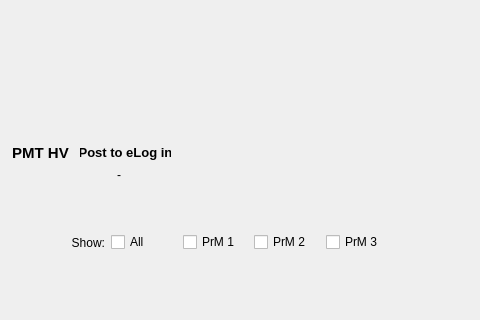
Above: sbndprmdaq/mainwindow.ui from marcodeltutto/SBNDPurityMonitorDAQ before the change; both pictures show x 0 to 480 and y 292 to 612 of the 1000 by 859 pixel window. Below: the same form after it.
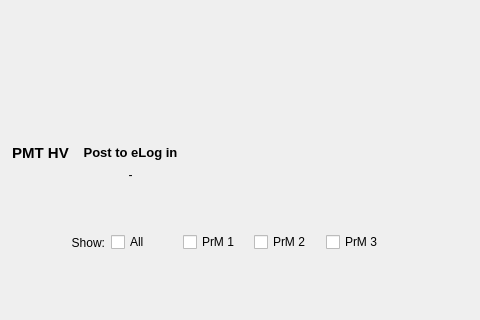
That is the form after the change. Icons and pictures are not drawn. Custom widgets are drawn as their Qt base class.

Commit message: Adjust label sixe

What changed in the file:
```diff
--- a/sbndprmdaq/mainwindow.ui
+++ b/sbndprmdaq/mainwindow.ui
@@ -192,7 +192,7 @@
      <rect>
       <x>80</x>
       <y>410</y>
-      <width>91</width>
+      <width>101</width>
       <height>31</height>
      </rect>
     </property>
@@ -214,7 +214,7 @@
      <rect>
       <x>90</x>
       <y>440</y>
-      <width>58</width>
+      <width>81</width>
       <height>16</height>
      </rect>
     </property>
```
